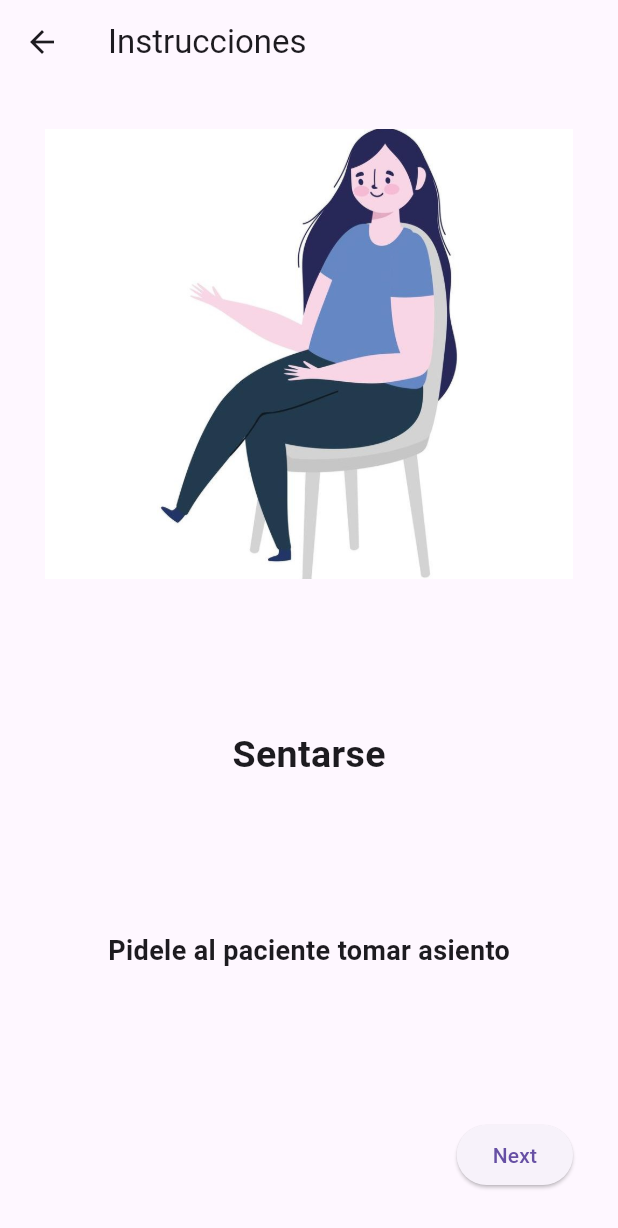
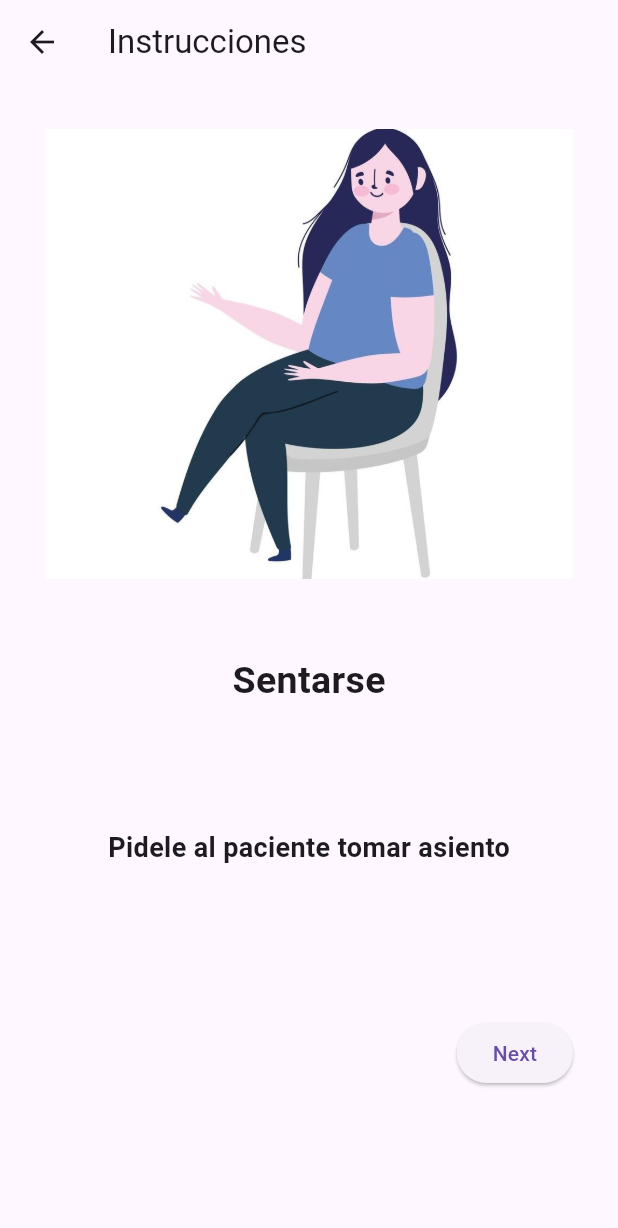
Before and after one commit to Jairo010/mobile_app_vista, a Flutter app: the InstructionsPage screen opened directly, on a phone screen of 412 x 824 dp. Shown: the top 1228 px of the screen. Run offline on Flutter 3.47's test engine with Material 3 defaults, Android fonts, the light colour scheme and no system bars; our stand-ins replace camera, image_picker, shared_preferences; accounts and stored records are empty.

Commit message:
Some errors have been added

```diff
--- a/lib/classes/instructions.dart
+++ b/lib/classes/instructions.dart
@@ -63,7 +63,7 @@ class InstructionsPageState extends State<InstructionsPage> {
             },
           ),
         ),
-        body: Container(
+        body: SingleChildScrollView(
           padding: const EdgeInsets.all(30),
           child: Column(
             mainAxisAlignment: MainAxisAlignment.spaceBetween,
@@ -75,6 +75,7 @@ class InstructionsPageState extends State<InstructionsPage> {
                 width: double.infinity,
                 fit: BoxFit.cover,
               ),
+              const SizedBox(height: 50),
               Text(
                 nameOfInstruction[currentInstructionIndex],
                 style: const TextStyle(
@@ -82,6 +83,7 @@ class InstructionsPageState extends State<InstructionsPage> {
                   fontWeight: FontWeight.bold,
                 ),
               ),
+              const SizedBox(height: 80),
               Text(
                 instructions[currentInstructionIndex],
                 style: const TextStyle(
@@ -89,6 +91,7 @@ class InstructionsPageState extends State<InstructionsPage> {
                   fontWeight: FontWeight.bold,
                 ),
               ),
+              const SizedBox(height: 100),
               Row(
                 mainAxisAlignment: MainAxisAlignment.spaceBetween,
                 children: [
```
